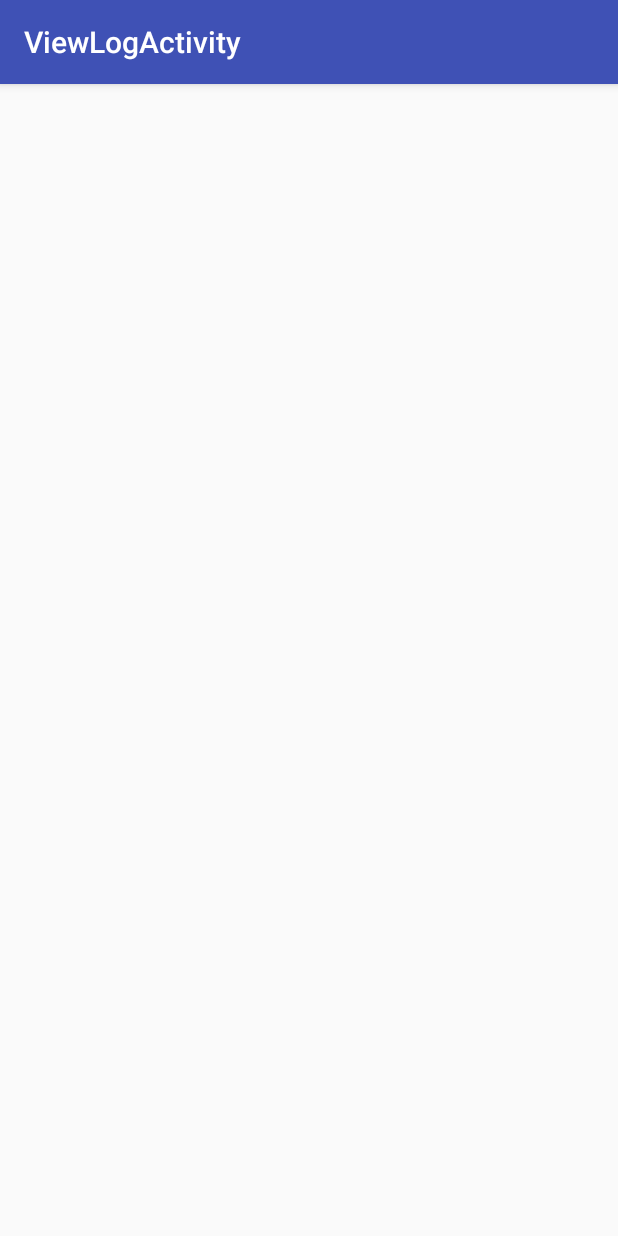
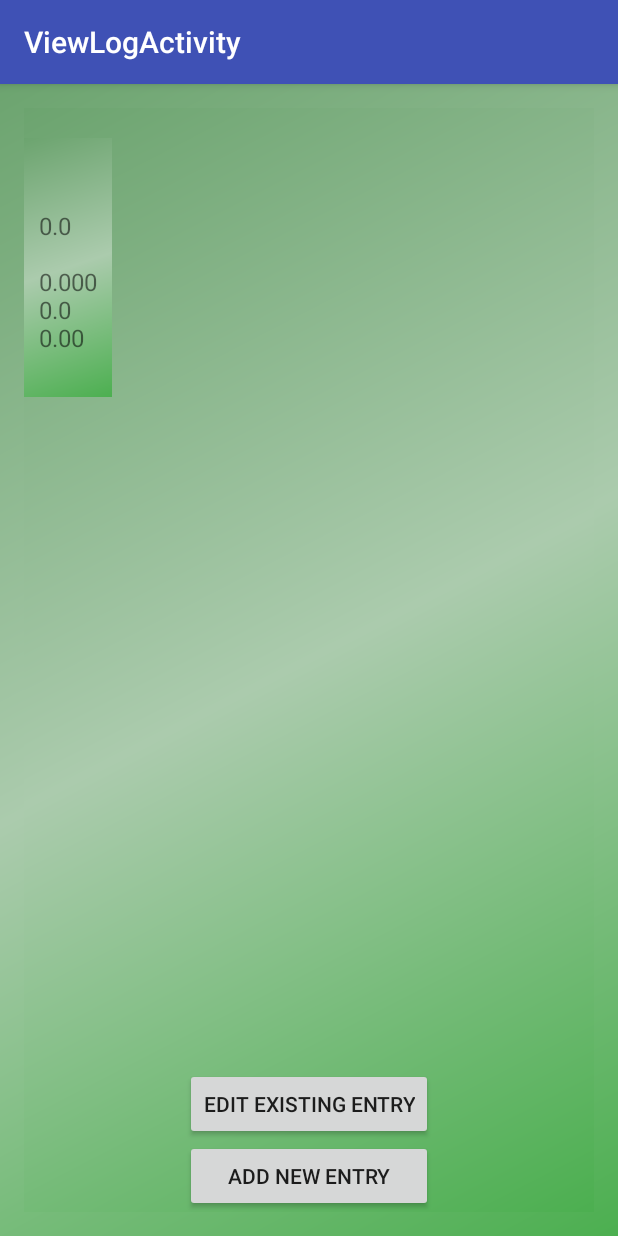
Before and after one commit to waiyi/as1, an Android app: the AddActivity screen opened directly, with no data from a screen before it, after a tap on "SAVE", on a phone screen of 412 x 824 dp. Run offline under Robolectric (Android 15) with nearby library versions, the phone set to English and light mode, and no system bars; 3 statements that could not run were skipped.

Commit message:
hooked up adapter and Add & View work - data saved but not able to select edit yet

```diff
--- a/src/Waiyi-FuelTrack/app/src/main/java/a1/waiyi_fueltrack/AddActivity.java
+++ b/src/Waiyi-FuelTrack/app/src/main/java/a1/waiyi_fueltrack/AddActivity.java
@@ -6,6 +6,7 @@ import android.os.Bundle;
 import android.view.Menu;
 import android.view.MenuItem;
 import android.view.View;
+import android.widget.ArrayAdapter;
 import android.widget.Button;
 import android.widget.EditText;
 
@@ -68,10 +69,13 @@ public class AddActivity extends AppCompatActivity {
                 if (ViewLogActivity.getLogIndex()== -1){
                     DisplayActivity.getLogList().add(newEntry);
                 }
+                else{
+                    DisplayActivity.getLogList().setLog(ViewLogActivity.getLogIndex(), newEntry);
+                }
 
-                // TODO: store data in log
                 Intent intent = new Intent(AddActivity.this, ViewLogActivity.class);
                 saveInFile();
+                ((ArrayAdapter)DisplayActivity.getAdapter()).notifyDataSetChanged();
                 startActivity(intent);
 
             }
@@ -88,34 +92,13 @@ public class AddActivity extends AppCompatActivity {
         });
     }
 
-    @Override
-    protected void onStart(){
-        super.onStart();
-
-
-
-
-        //TODO: fix setVariable to aVariable or textVariable??
-/*        newEntry.setDate(textDate);
-        newEntry.setStation(textStation);
-        newEntry.setOdometer(double textOdo);
-        newEntry.setAmount(textAmt);
-        newEntry.setUnitCost(double textUnit);
-
-        newEntry(logIndex).add(newEntry);
-*/    }
-
-
-
     private void saveInFile(){
         try {
             FileOutputStream fos = openFileOutput(DisplayActivity.FILENAME,
                     0);
             BufferedWriter out = new BufferedWriter(new OutputStreamWriter(fos));
             Gson gson = new Gson();
-            //TODO: FixMe pls!!!! save log to file
-            gson.toJson(newEntry, out);
-            //TODO: SaveInFile();
+            gson.toJson(DisplayActivity.getLogList().getLog(), out);
             out.flush();
             fos.close();
         } catch (FileNotFoundException e) {
--- a/src/Waiyi-FuelTrack/app/src/main/java/a1/waiyi_fueltrack/DisplayActivity.java
+++ b/src/Waiyi-FuelTrack/app/src/main/java/a1/waiyi_fueltrack/DisplayActivity.java
@@ -5,7 +5,9 @@ import android.os.Bundle;
 import android.support.v7.app.AppCompatActivity;
 import android.support.v7.widget.Toolbar;
 import android.view.View;
+import android.widget.ArrayAdapter;
 import android.widget.Button;
+import android.widget.ListAdapter;
 
 import java.io.BufferedReader;
 import java.io.FileInputStream;
@@ -26,6 +28,7 @@ public class DisplayActivity extends AppCompatActivity {
 
     public static final String FILENAME = "a1.waiyi_fueltrack.file.sav";
     private static LogList logList;
+    private static ListAdapter adapter;
 
     public static LogList getLogList() {
         return logList;
@@ -39,6 +42,8 @@ public class DisplayActivity extends AppCompatActivity {
         setSupportActionBar(toolbar);
 
         loadFromFile();
+        adapter = new ArrayAdapter<Entry>(this, R.layout.list_entry,
+                DisplayActivity.getLogList().getLog());
 
         Button addButton = (Button) findViewById(R.id.add);
 
@@ -96,5 +101,7 @@ public class DisplayActivity extends AppCompatActivity {
         //return tweets.toArray(new String[tweets.size()]);
     }
 
-
+    public static ListAdapter getAdapter() {
+        return adapter;
+    }
 }
--- a/src/Waiyi-FuelTrack/app/src/main/java/a1/waiyi_fueltrack/Entry.java
+++ b/src/Waiyi-FuelTrack/app/src/main/java/a1/waiyi_fueltrack/Entry.java
@@ -103,4 +103,11 @@ public class Entry implements Logable
 
  //       this.total = Double.parseDouble(new DecimalFormat("##.##").format(this.total));
 
+    public String toString(){
+     return (date + " \n " + station + "\n" + new DecimalFormat("#0.0").format(odometer) + "\n"
+                + grade + "\n" + new DecimalFormat("#0.000").format(amount) + "\n"
+                + new DecimalFormat("#0.0").format(unitCost) + "\n"
+                + new DecimalFormat("#0.00").format(total) + "\n");
+ }
+
 }
--- a/src/Waiyi-FuelTrack/app/src/main/java/a1/waiyi_fueltrack/LogList.java
+++ b/src/Waiyi-FuelTrack/app/src/main/java/a1/waiyi_fueltrack/LogList.java
@@ -27,4 +27,8 @@ public class LogList {
         for(Entry entry : log){ accumTotal += entry.getTotal(); }
         return accumTotal;
     }
+
+    public void setLog (int logIndex, Entry entry){
+        this.log.set(logIndex, entry);
+    }
 }
--- a/src/Waiyi-FuelTrack/app/src/main/java/a1/waiyi_fueltrack/OverallActivity.java
+++ b/src/Waiyi-FuelTrack/app/src/main/java/a1/waiyi_fueltrack/OverallActivity.java
@@ -40,7 +40,6 @@ public class OverallActivity extends AppCompatActivity {
 
         TextView textTotal = (TextView) findViewById(R.id.textTotal);
  //       textTotal.setTextSize(20);
-        //TODO: Fix accumulative total -- how to call from LogList class
         String df = new DecimalFormat("#0.00").format(DisplayActivity.getLogList().getAccumTotal());
         textTotal.setText(df);
 
--- a/src/Waiyi-FuelTrack/app/src/main/java/a1/waiyi_fueltrack/ViewLogActivity.java
+++ b/src/Waiyi-FuelTrack/app/src/main/java/a1/waiyi_fueltrack/ViewLogActivity.java
@@ -6,6 +6,7 @@ import android.os.Bundle;
 import android.view.Menu;
 import android.view.MenuItem;
 import android.view.View;
+import android.widget.ArrayAdapter;
 import android.widget.Button;
 import android.widget.ListAdapter;
 import android.widget.ListView;
@@ -17,7 +18,6 @@ import com.google.gson.Gson;
 public class ViewLogActivity extends AppCompatActivity {
 
     private static int logIndex = -1;
-    private ListAdapter adapter;
     private RadioGroup radioList;
     private String totalCost;
 
@@ -50,11 +50,15 @@ public class ViewLogActivity extends AppCompatActivity {
     protected void onStart() {
         super.onStart();
 
-        logListView = (ListView) findViewById(R.id.log_layout);
+        logListView = (ListView) findViewById(R.id.listView2);
 
+        logListView.setAdapter(DisplayActivity.getAdapter());
     }
+
 
     public static int getLogIndex() {
         return logIndex;
     }
+
+
 }
--- /dev/null
+++ b/src/Waiyi-FuelTrack/app/src/main/res/layout/list_entry.xml
@@ -0,0 +1,8 @@
+<?xml version="1.0" encoding="utf-8"?>
+<TextView xmlns:android="http://schemas.android.com/apk/res/android"
+    android:layout_width="fill_parent"
+    android:layout_height="fill_parent"
+    android:padding="10dp"
+    android:background="@drawable/side_nav"
+    android:textSize="16sp" >
+</TextView>
```
Also changed, not shown: src/Waiyi-FuelTrack/app/src/main/res/layout/content_view_log.xml (+5 -55 lines).
